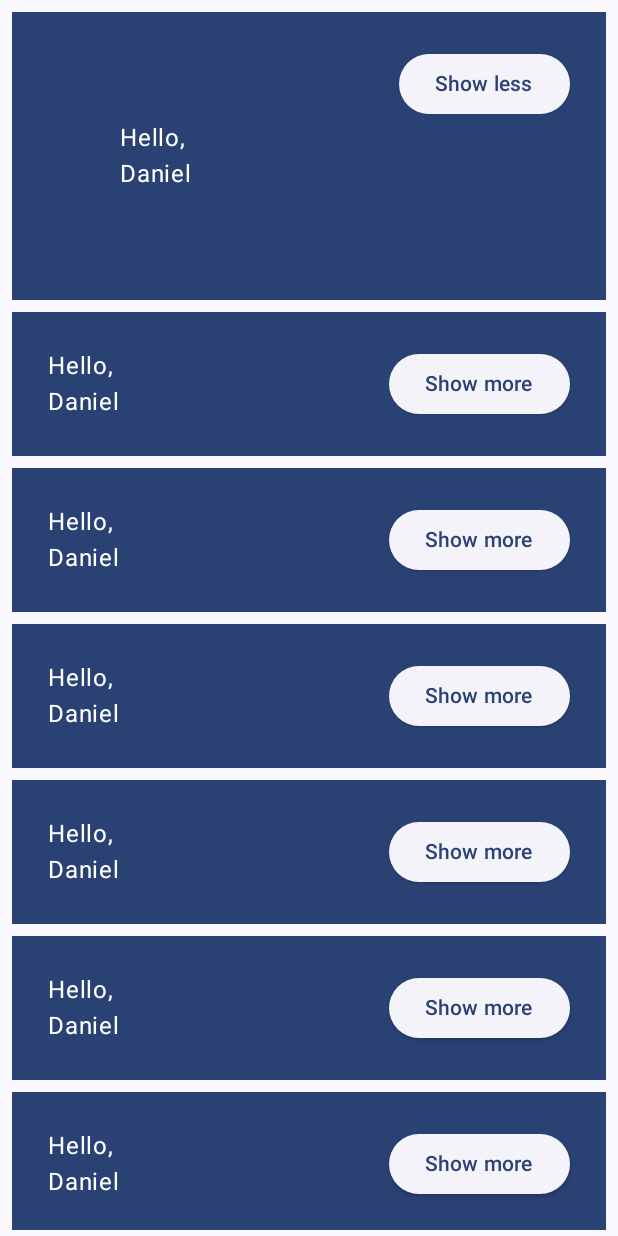
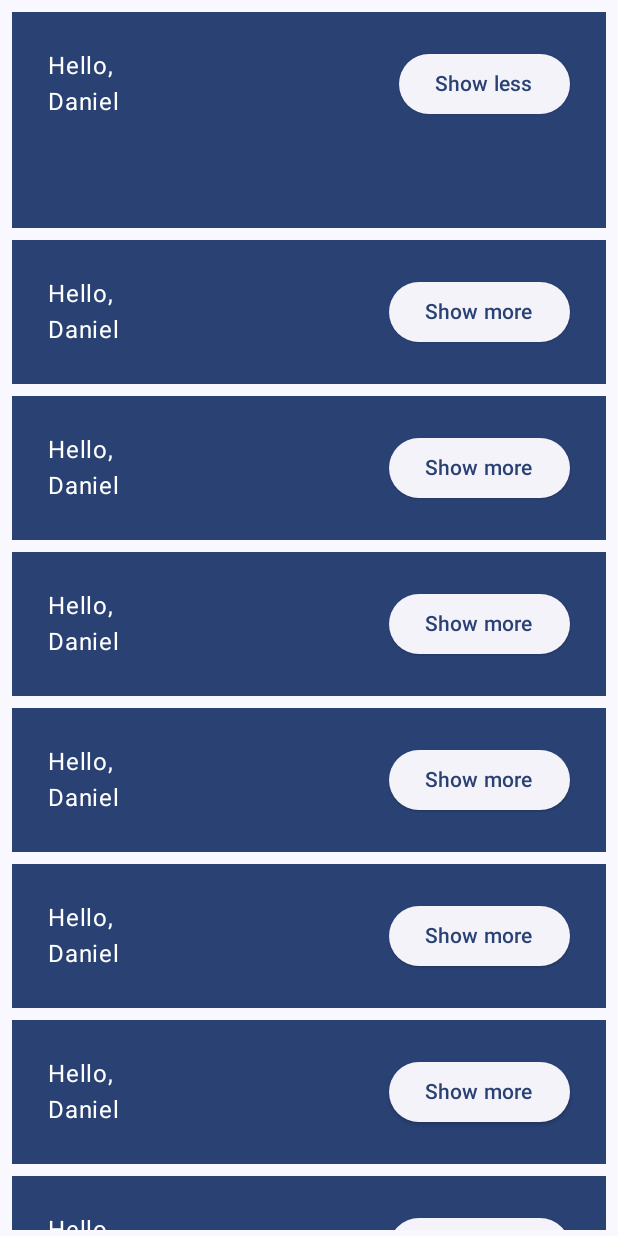
Before and after one commit to Dbriane208/JetpackCompose, an Android app built with Jetpack Compose: the screen it shows after launch (MainActivity), after a tap on "Show more", on a phone screen of 412 x 824 dp. Run offline under Robolectric (Android 15) with nearby library versions, the phone set to English and light mode, and no system bars; 1 other tap on this screen came first.

Commit message:
Jetpack Compose

```diff
--- a/app/src/main/java/daniel/brian/jetpackcompose/MainActivity.kt
+++ b/app/src/main/java/daniel/brian/jetpackcompose/MainActivity.kt
@@ -3,6 +3,9 @@ package daniel.brian.jetpackcompose
 import android.os.Bundle
 import androidx.activity.ComponentActivity
 import androidx.activity.compose.setContent
+import androidx.compose.animation.core.Spring
+import androidx.compose.animation.core.animateDpAsState
+import androidx.compose.animation.core.spring
 import androidx.compose.foundation.layout.Arrangement
 import androidx.compose.foundation.layout.Column
 import androidx.compose.foundation.layout.Row
@@ -19,10 +22,12 @@ import androidx.compose.runtime.Composable
 import androidx.compose.runtime.getValue
 import androidx.compose.runtime.mutableStateOf
 import androidx.compose.runtime.remember
+import androidx.compose.runtime.saveable.rememberSaveable
 import androidx.compose.runtime.setValue
 import androidx.compose.ui.Alignment
 import androidx.compose.ui.Modifier
 import androidx.compose.ui.tooling.preview.Preview
+import androidx.compose.ui.unit.coerceAtLeast
 import androidx.compose.ui.unit.dp
 import daniel.brian.jetpackcompose.ui.theme.JetpackComposeTheme
 
@@ -40,7 +45,7 @@ class MainActivity : ComponentActivity() {
     @Composable
     fun MyApp(modifier: Modifier = Modifier) {
         // by - helps us to avoid using .value - it is a delegate property
-        var shouldShowOnboarding by remember { mutableStateOf(true) }
+        var shouldShowOnboarding by rememberSaveable { mutableStateOf(true) }
 
         Surface(modifier) {
             if (shouldShowOnboarding) {
@@ -75,8 +80,15 @@ class MainActivity : ComponentActivity() {
 
     @Composable
     fun Greeting(name: String) {
-        val expanded = remember { mutableStateOf(false) }
-        val extraPadding = if (expanded.value) 48.dp else 0.dp
+        var expanded by remember { mutableStateOf(false) }
+        val extraPadding by animateDpAsState(
+            if (expanded) 48.dp else 0.dp,
+            // this implements a spring animation when the show more button is clicked
+            animationSpec = spring(
+                dampingRatio = Spring.DampingRatioMediumBouncy,
+                stiffness = Spring.StiffnessLow,
+            ),
+        )
 
         Surface(
             color = MaterialTheme.colorScheme.primary,
@@ -86,13 +98,13 @@ class MainActivity : ComponentActivity() {
                 Column(
                     modifier = Modifier
                         .weight(1f)
-                        .padding(extraPadding),
+                        .padding(bottom = extraPadding.coerceAtLeast(0.dp)),
                 ) {
                     Text(text = "Hello,")
                     Text(text = name)
                 }
-                ElevatedButton(onClick = { expanded.value = !expanded.value }) {
-                    Text(if (expanded.value) "Show less" else "Show more")
+                ElevatedButton(onClick = { expanded = !expanded }) {
+                    Text(if (expanded) "Show less" else "Show more")
                 }
             }
         }
```
